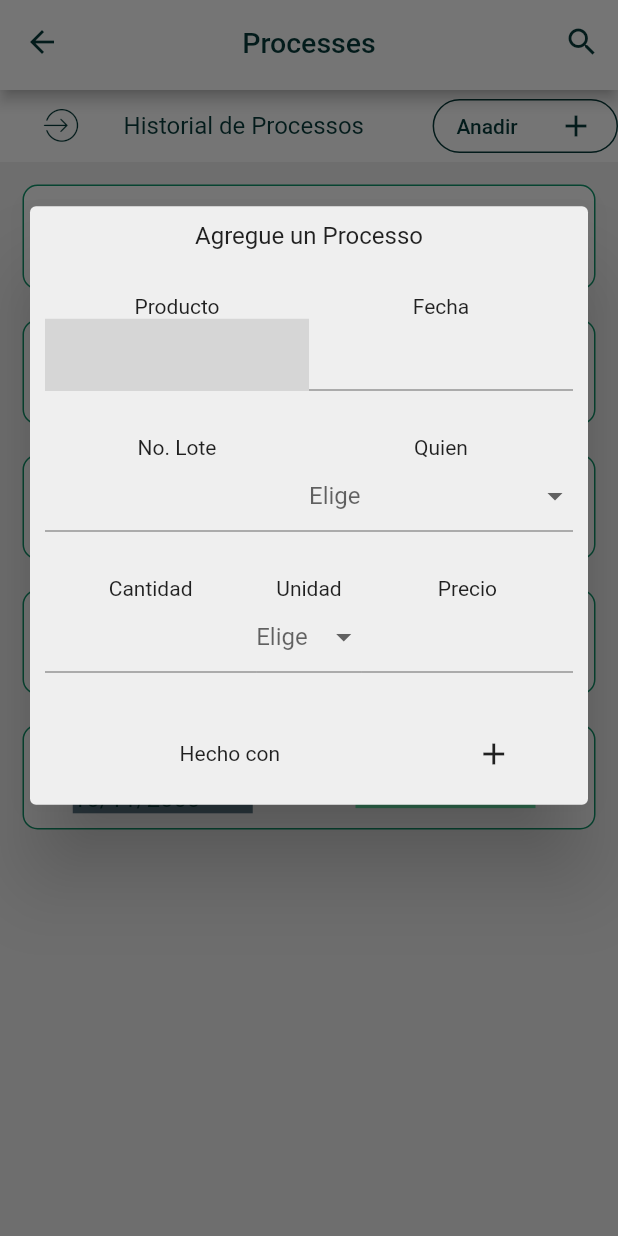
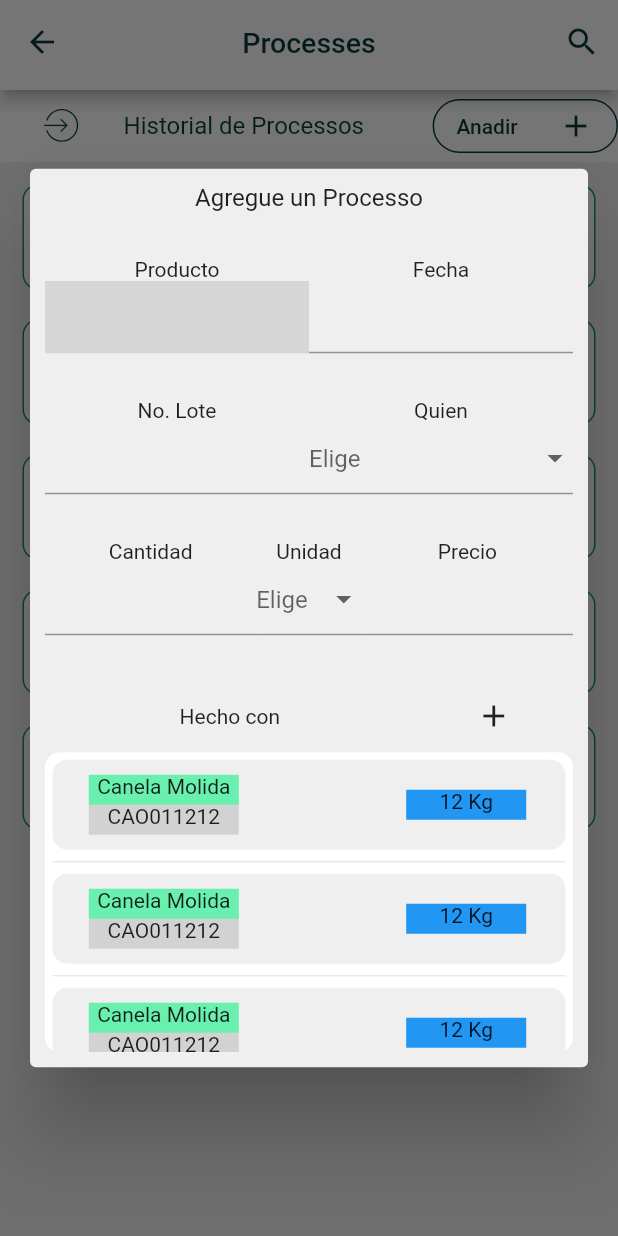
Before and after one commit to jjeangal/chankuap_flutter, a Flutter app: the Processes screen opened directly, after a tap on "Anadir", on a phone screen of 412 x 824 dp. Run offline on Flutter 3.47's test engine with Material 2 defaults, Android fonts, the phone set to English and light mode, and no system bars; drawn by our look-alikes of flutter_form_builder; our stand-ins replace curved_navigation_bar; grey boxes are pictures that could not be loaded.

Commit message:
Product page in Process form

```diff
--- a/lib/buttons/add_button.dart
+++ b/lib/buttons/add_button.dart
@@ -40,7 +40,7 @@ class AddButton extends StatelessWidget {
   Widget _buildProcessForm(context) {
     return new Dialog(
       backgroundColor: Color(0xffEFEFEF),
-      insetPadding: EdgeInsets.fromLTRB(20, 0, 20, 150),
+      insetPadding: EdgeInsets.fromLTRB(20, 0, 20, 0),
       child: SingleChildScrollView(
         padding: EdgeInsets.all(10.0),
         child: new FormBuilder(
@@ -78,7 +78,7 @@ class AddButton extends StatelessWidget {
                       },
                     )
                   ),
-                  Expanded(flex: 5, child: FormBuilderDateTimePicker(attribute: 'date')),
+                  Expanded(flex: 5, child: FormBuilderDateTimePicker(attribute: 'fecha',)),
                 ],
               ),
               Container(height: 30),
@@ -151,11 +151,66 @@ class AddButton extends StatelessWidget {
                   )
                 ],
               ),
-
+              Align(
+                child: Container(
+                  decoration: new BoxDecoration(
+                      color: Colors.white,
+                      borderRadius: new BorderRadius.all(Radius.circular(10))
+                  ),
+                  height: 200,
+                  child: ListView.separated(
+                      itemCount: 3,
+                      scrollDirection: Axis.vertical,
+                      padding: EdgeInsets.all(5.0),
+                      itemBuilder: (context, index) => _buildMaterialItem(context, index),
+                      separatorBuilder: (BuildContext context, int index) => const Divider()
+                  ),
+                ),
+              )
             ],
           ),
         ),
       ),
     );
   }
+
+  Widget _buildMaterialItem(BuildContext context, int index) {
+    return new Container (
+      decoration: new BoxDecoration(
+        color: Color(0xffEFEFEF),
+        borderRadius: new BorderRadius.all(Radius.circular(10))
+      ),
+      height: 60,
+      child: Stack(
+        children: [
+          Align(
+            alignment: Alignment(-0.8, -0.5),
+            child: Container(
+              height: 20,
+              width: 100,
+              color: Colors.greenAccent,
+              child: Text("Canela Molida", textAlign: TextAlign.center)
+            )
+          ),
+          Align(
+            alignment: Alignment(-0.8, 0.5),
+            child: Container(
+              height: 20,
+              width: 100,
+              color: Colors.black12,
+              child: Text("CAO011212", textAlign: TextAlign.center)
+            )
+          ),
+          Align(
+            alignment: Alignment(0.8, 0),
+            child: Container(
+              height: 20, width: 80,
+              color: Colors.blue,
+              child: Text("12 Kg", textAlign: TextAlign.center)
+            )
+          ),
+        ],
+      ),
+    );
+  }
 }
```
